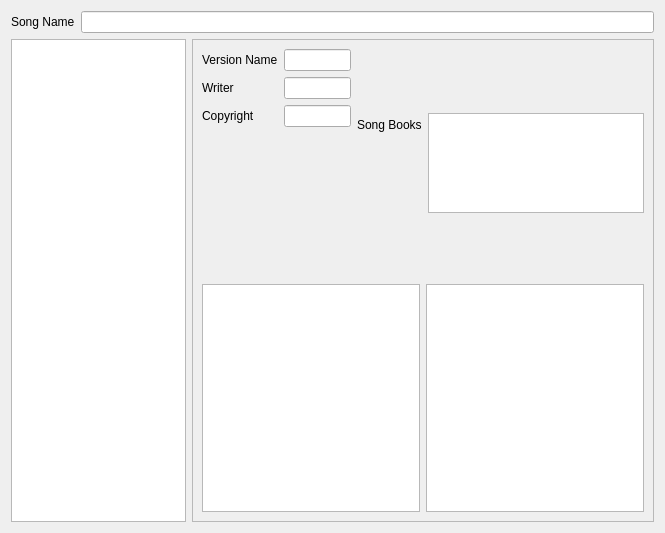
Old version of the form kworship/songdb/KwSongdbSongEditWidget_base.ui in the repository amalon/kworship.
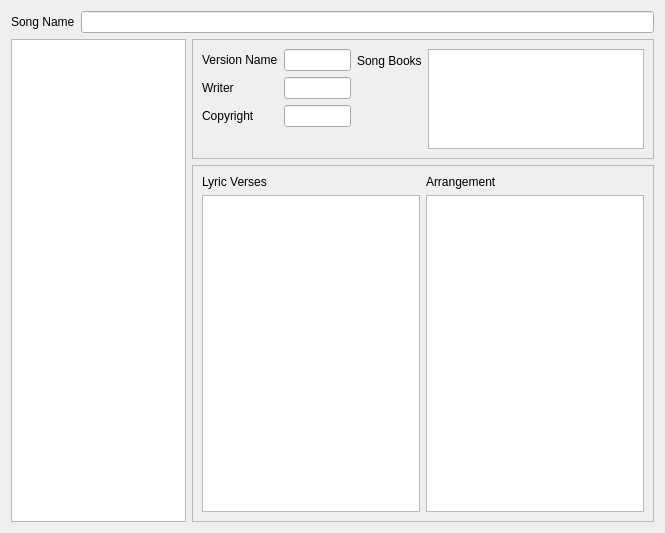
New version of the form. Custom widgets are drawn as their Qt base class.

Commit message: Tweaks to song edit dialog, added buttons to toolbars

```diff
--- a/kworship/songdb/KwSongdbSongEditWidget_base.ui
+++ b/kworship/songdb/KwSongdbSongEditWidget_base.ui
@@ -37,10 +37,18 @@
       </layout>
      </item>
      <item>
+      <layout class="QVBoxLayout" name="verticalLayout_4" >
+       <item>
       <widget class="QFrame" name="frameVersion" >
        <property name="enabled" >
         <bool>true</bool>
        </property>
+         <property name="sizePolicy" >
+          <sizepolicy vsizetype="Maximum" hsizetype="Preferred" >
+           <horstretch>0</horstretch>
+           <verstretch>0</verstretch>
+          </sizepolicy>
+         </property>
        <property name="frameShape" >
         <enum>QFrame::StyledPanel</enum>
        </property>
@@ -114,21 +122,68 @@
           </item>
          </layout>
         </item>
-        <item>
-         <layout class="QHBoxLayout" name="layoutLyricsToolBar" />
-        </item>
+         </layout>
+        </widget>
+       </item>
+       <item>
+        <widget class="QFrame" name="frame" >
+         <property name="frameShape" >
+          <enum>QFrame::StyledPanel</enum>
+         </property>
+         <property name="frameShadow" >
+          <enum>QFrame::Raised</enum>
+         </property>
+         <layout class="QVBoxLayout" name="verticalLayout_5" >
         <item>
          <layout class="QHBoxLayout" name="horizontalLayout_3" >
           <item>
+             <layout class="QVBoxLayout" name="verticalLayout_6" >
+              <item>
+               <widget class="QLabel" name="labelVerses" >
+                <property name="text" >
+                 <string>Lyric Verses</string>
+                </property>
+               </widget>
+              </item>
+              <item>
+               <layout class="QHBoxLayout" name="horizontalLayout_6" >
+                <item>
+                 <layout class="QVBoxLayout" name="layoutLyricsToolBar" />
+                </item>
+                <item>
            <widget class="QListView" name="listVersionLyrics" />
           </item>
+               </layout>
+              </item>
+             </layout>
+            </item>
+            <item>
+             <layout class="QVBoxLayout" name="verticalLayout_7" >
+              <item>
+               <widget class="QLabel" name="labelArrangement" >
+                <property name="text" >
+                 <string>Arrangement</string>
+                </property>
+               </widget>
+              </item>
+              <item>
+               <layout class="QHBoxLayout" name="horizontalLayout_7" >
+                <item>
+                 <layout class="QVBoxLayout" name="layoutArrangementToolBar" />
+                </item>
           <item>
            <widget class="QListView" name="listVersionArrangement" />
           </item>
          </layout>
         </item>
        </layout>
-      </widget>
+            </item>
+           </layout>
+          </item>
+         </layout>
+        </widget>
+       </item>
+      </layout>
      </item>
     </layout>
    </item>
```
Lines whose indentation alone changed are shown as unchanged. The commit also changes 2 other files.
